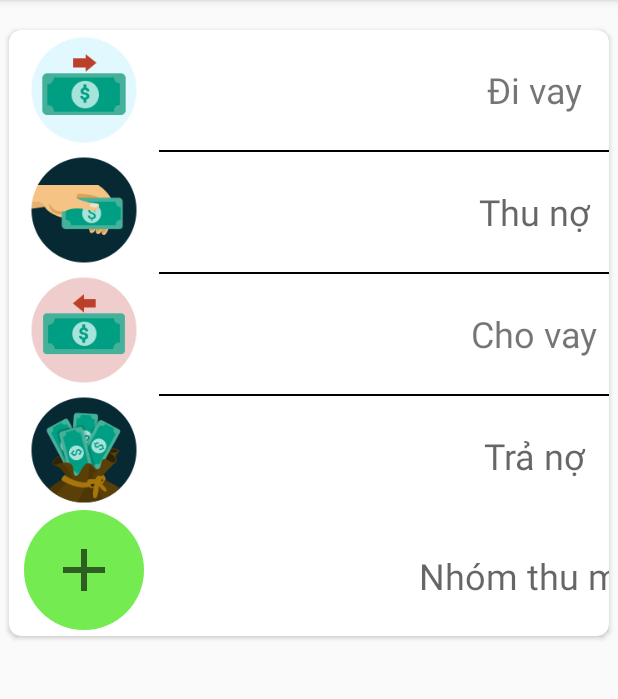
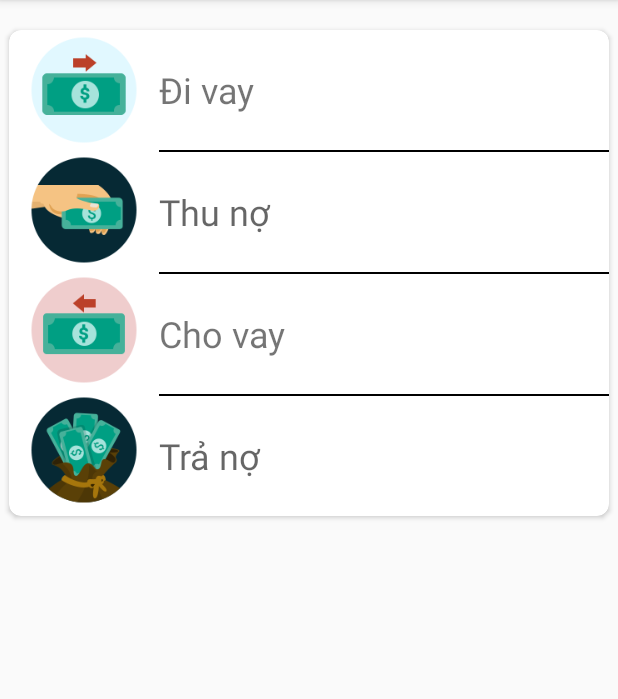
Before and after one commit to thangle1202/LoverMoneyPTIT, an Android app: the fragment CashInFragment placed in its activity, on a phone screen of 412 x 824 dp, the part 84-783 px from its top. Run offline under Robolectric (Android 15) with nearby library versions, the light colour scheme and no system bars.

Commit message:
thuannd -- update chuc nang giao dich

```diff
--- a/app/src/main/res/layout/fragment_cash_in.xml
+++ b/app/src/main/res/layout/fragment_cash_in.xml
@@ -39,12 +39,6 @@
                 android:layout_height="@dimen/height_icon_fragment_add_deal"
                 android:src="@mipmap/icon_pay" />
 
-            <ImageButton
-                android:layout_width="80dp"
-                android:layout_height="@dimen/height_icon_fragment_add_deal"
-                android:src="@mipmap/ic_add"
-                android:background="@drawable/round_add_deal_button"
-                android:layout_gravity="center"/>
         </LinearLayout>
 
         <LinearLayout
@@ -60,7 +54,7 @@
                     android:layout_width="match_parent"
                     android:layout_height="@dimen/height_icon_fragment_add_deal"
                     android:layout_marginBottom="0dp"
-                    android:gravity="center"
+                    android:gravity="center_vertical"
                     android:text="@string/txtBorrow"
                     android:textSize="24sp" />
             </LinearLayout>
@@ -79,7 +73,7 @@
                     android:layout_width="match_parent"
                     android:layout_height="@dimen/height_icon_fragment_add_deal"
                     android:layout_marginBottom="0dp"
-                    android:gravity="center"
+                    android:gravity="center_vertical"
                     android:hint="@string/txtDebt"
                     android:textSize="24sp" />
             </LinearLayout>
@@ -97,7 +91,7 @@
                     android:layout_width="match_parent"
                     android:layout_height="@dimen/height_icon_fragment_add_deal"
                     android:layout_marginBottom="0dp"
-                    android:gravity="center"
+                    android:gravity="center_vertical"
                     android:text="@string/txtLoan"
                     android:textSize="24sp" />
             </LinearLayout>
@@ -115,24 +109,11 @@
                     android:layout_width="match_parent"
                     android:layout_height="@dimen/height_icon_fragment_add_deal"
                     android:layout_marginBottom="0dp"
-                    android:gravity="center"
+                    android:gravity="center_vertical"
                     android:hint="@string/txtPay"
                     android:textSize="24sp" />
             </LinearLayout>
 
-            <LinearLayout
-                android:layout_width="match_parent"
-                android:layout_height="wrap_content">
-
-                <TextView
-                    android:layout_width="match_parent"
-                    android:layout_height="@dimen/height_icon_fragment_add_deal"
-                    android:layout_marginBottom="0dp"
-                    android:gravity="center"
-                    android:hint="@string/txtAddRevenue"
-                    android:textSize="24sp"
-                    android:textColor="@color/colorTabSelected"/>
-            </LinearLayout>
         </LinearLayout>
 
     </LinearLayout>
--- a/app/src/main/res/layout/fragment_manage_money.xml
+++ b/app/src/main/res/layout/fragment_manage_money.xml
@@ -26,6 +26,7 @@
         android:layout_marginBottom="80dp"
         android:background="@drawable/round_add_deal_button"
         android:text="Button"
+        android:src="@mipmap/ic_add"
         app:layout_constraintEnd_toEndOf="parent"
         app:layout_constraintStart_toStartOf="parent"
         app:layout_constraintTop_toBottomOf="@+id/rcvDeal" />
--- a/app/src/main/res/layout/fragment_select_group.xml
+++ b/app/src/main/res/layout/fragment_select_group.xml
@@ -10,7 +10,9 @@
         android:id="@+id/tabSelectGroup"
         android:layout_width="match_parent"
         android:layout_height="wrap_content"
-        app:tabMode="scrollable" />
+        app:tabMode="fixed"
+        app:tabMaxWidth="0dp"
+        app:tabGravity="fill"/>
 
     <android.support.v4.view.ViewPager
         android:id="@+id/selectGroupPager"
--- a/app/src/main/res/values/strings.xml
+++ b/app/src/main/res/values/strings.xml
@@ -15,4 +15,5 @@
     <string name="txtLoan">Cho vay</string>
     <string name="txtBorrow">Đi vay</string>
     <string name="txtAddRevenue">Nhóm thu mới</string>
+    <string name="note">Ghi chú</string>
 </resources>
```
Also changed, not shown: app/src/main/res/layout/fragment_add_deal.xml (+8 -5 lines), app/src/main/res/layout/fragment_borrow_loan.xml (+4 -4 lines), app/src/main/res/layout/fragment_cash_out.xml (+9 -9 lines).
